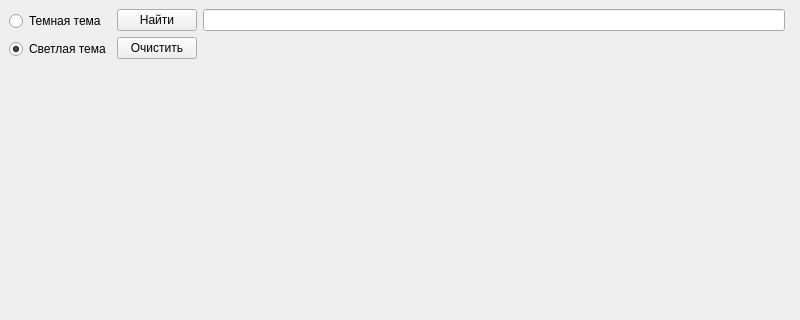
Qt form untitled.ui (joer0k/yandex_maps) before a commit; both pictures show x 0 to 800 and y 0 to 320 of the 800 by 500 pixel window.
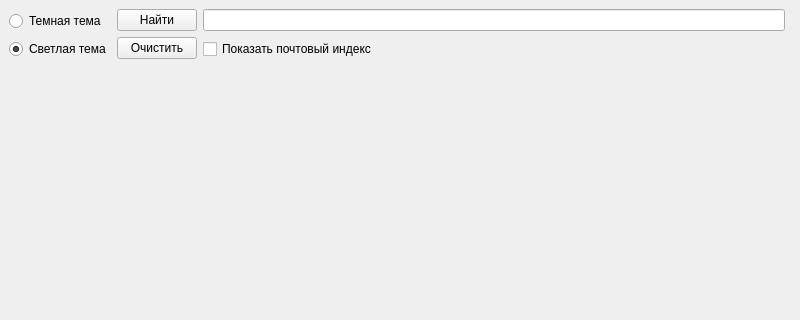
The same form after that commit.

Commit message: Большая задача по Maps API. Часть №9

The edit to the form file:
```diff
--- a/untitled.ui
+++ b/untitled.ui
@@ -83,11 +83,22 @@
          </widget>
         </item>
         <item>
+         <layout class="QHBoxLayout" name="horizontalLayout_2">
+          <item>
+           <widget class="QCheckBox" name="checkbox_index">
+            <property name="text">
+             <string>Показать почтовый индекс</string>
+            </property>
+           </widget>
+          </item>
+          <item>
          <widget class="QLabel" name="label_result">
           <property name="text">
            <string/>
           </property>
          </widget>
+          </item>
+         </layout>
         </item>
        </layout>
       </item>
```
Left out of the diff: 16 changed lines with no effect on the pictures. Lines whose indentation alone changed are shown as unchanged. The commit also changes 1 other file.
